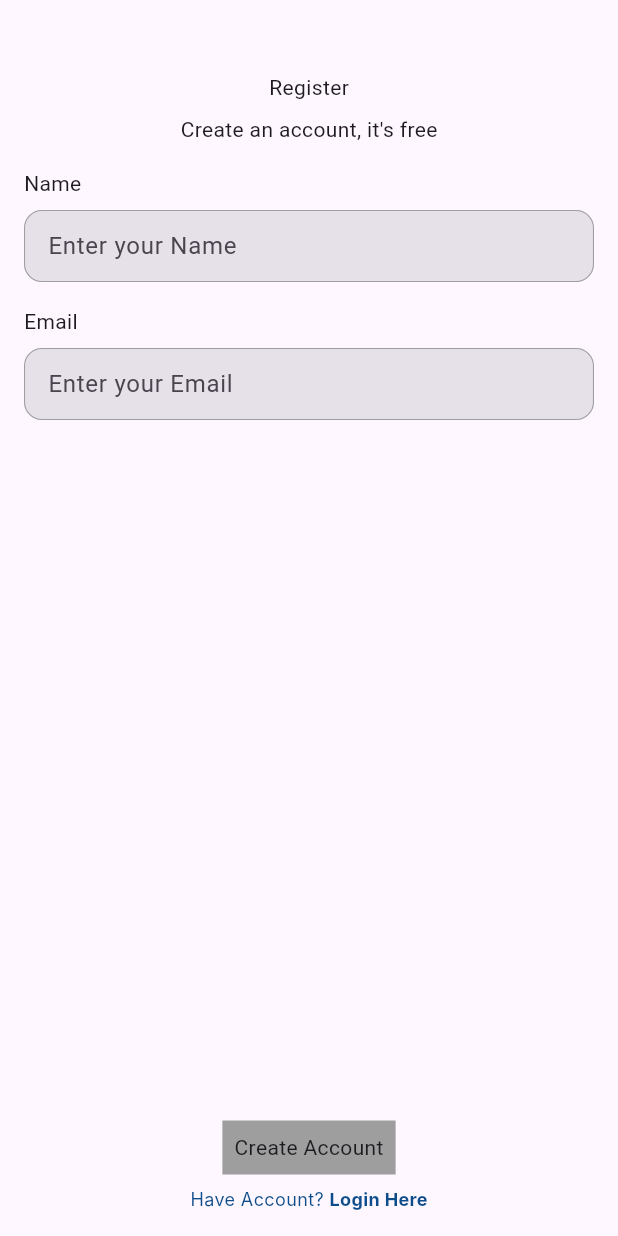
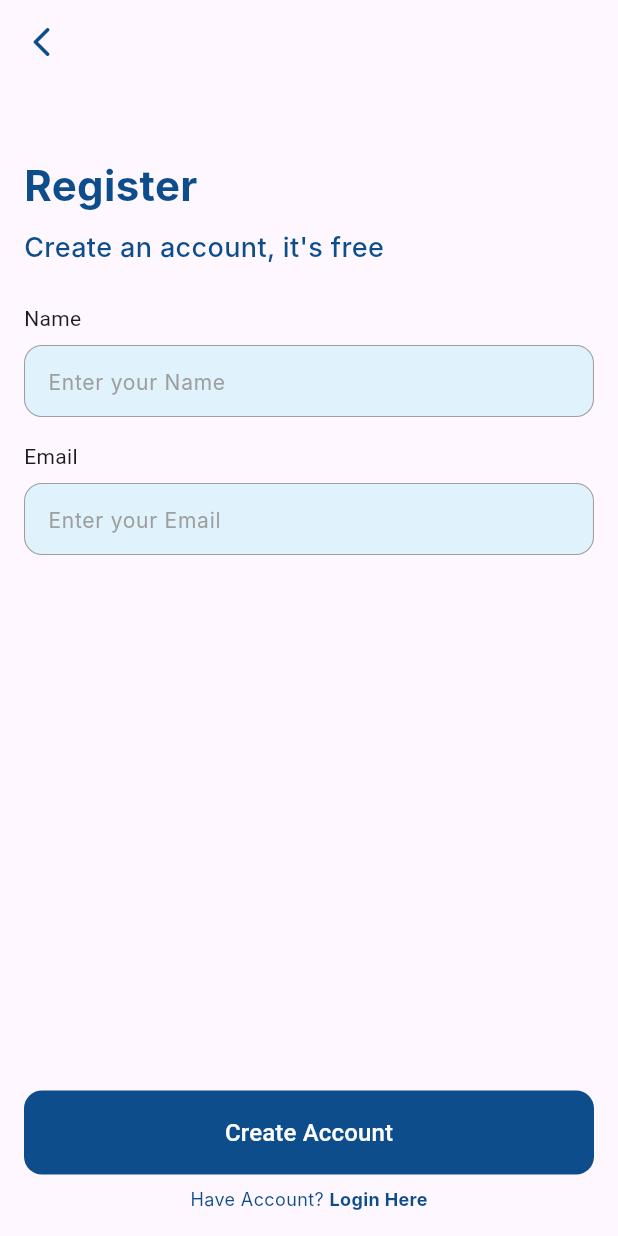
Before and after one commit to riezaferdi-bithealth/EassyPharmacy3, a Flutter app: the RegisterPage screen opened directly, on a phone screen of 412 x 824 dp. Run offline on Flutter 3.47's test engine with Material 3 defaults, Android fonts, the phone set to English and light mode, and no system bars; network calls fail; Roboto replaces fonts that are missing (Inter).

Commit message:
update login page and login_or_register page

```diff
--- a/Flutter/flutter_eassypharmacy/lib/core/config/app_constants.dart
+++ b/Flutter/flutter_eassypharmacy/lib/core/config/app_constants.dart
@@ -27,6 +27,7 @@ const String emailNotValid = "Your Email is not valid!";
 
 //login
 const String login = "Login";
+const String loginMessage = "Login to access everything";
 const String loginBottomMessageOne = "No Account? ";
 const String loginBottomMessageTwo = "Register Here";
 
--- a/Flutter/flutter_eassypharmacy/lib/core/config/app_numbers.dart
+++ b/Flutter/flutter_eassypharmacy/lib/core/config/app_numbers.dart
@@ -5,7 +5,9 @@ int indexStart = 0;
 const space8 = 8.0;
 const space12 = 12.0;
 const space16 = 16.0;
+const space24 = 24.0;
 const topBarPadding = 32.0;
+const topBarRegister = 64.0;
 
 //logo size
 const splashHeight = 120.0;
--- a/Flutter/flutter_eassypharmacy/lib/core/config/theme_helper.dart
+++ b/Flutter/flutter_eassypharmacy/lib/core/config/theme_helper.dart
@@ -65,6 +65,7 @@ class CompanyColors {
 }
 
 Color systemPrimaryColor = CompanyColors.primary[900]!;
+Color systemPrimary50Color = CompanyColors.primary[50]!;
 
 Color systemAccentColor = CompanyColors.accent[900]!;
 Color systemAccent500Color = CompanyColors.accent[500]!;
@@ -74,5 +75,6 @@ Color systemBlackColor = Colors.black;
 Color systemWhiteColor = Colors.white;
 
 Color systemGreyColor = Colors.grey;
+// Color? systemGrey50Color = Colors.grey[500];
 
 Color systemRedColor = Colors.red;
--- a/Flutter/flutter_eassypharmacy/lib/feature/features.dart
+++ b/Flutter/flutter_eassypharmacy/lib/feature/features.dart
@@ -5,3 +5,5 @@ export 'widgets/bottom_nav_bar.dart';
 export 'widgets/divider.dart';
 export 'widgets/listview_medicines.dart';
 export 'widgets/commons.dart';
+export 'widgets/formtextfield.dart';
+export 'widgets/button.dart';
--- a/Flutter/flutter_eassypharmacy/lib/feature/screen/login_or_register/register/register.dart
+++ b/Flutter/flutter_eassypharmacy/lib/feature/screen/login_or_register/register/register.dart
@@ -1,6 +1,7 @@
 import 'package:flutter/material.dart';
 import 'package:flutter_eassypharmacy/core/core.dart';
 import 'package:flutter_eassypharmacy/feature/features.dart';
+import 'package:flutter_eassypharmacy/feature/screen/login_or_register/login/login.dart';
 
 class RegisterPage extends StatelessWidget {
   RegisterPage({super.key});
@@ -41,34 +42,46 @@ class RegisterPage extends StatelessWidget {
   @override
   Widget build(BuildContext context) {
     return Scaffold(
-      body: Column(
-        mainAxisAlignment: MainAxisAlignment.spaceBetween,
-        children: [
-          Container(
-            padding: const EdgeInsets.all(space16),
-            child: topBarSection(),
+      appBar: AppBar(
+        leading: IconButton(
+          icon: Icon(
+            Icons.arrow_back_ios_rounded,
+            color: systemPrimaryColor,
           ),
-          bottomBarSection(context),
-        ],
+          onPressed: () {
+            Navigator.pop(context);
+          },
+        ),
+      ),
+      body: Padding(
+        padding: const EdgeInsets.all(space16),
+        child: Column(
+          mainAxisAlignment: MainAxisAlignment.spaceBetween,
+          children: [
+            topBarSection(),
+            bottomBarSection(context),
+          ],
+        ),
       ),
     );
   }
 
   Widget topBarSection() {
     return Column(
+      crossAxisAlignment: CrossAxisAlignment.start,
       children: [
         const ColumnDivider(padding: topBarPadding),
-        const Text(register),
+        Text(register, style: p28.primary.bold),
         const ColumnDivider(padding: space8),
-        const Text(registerMessage),
-        const ColumnDivider(padding: space16),
-        formInput(
+        Text(registerMessage, style: p18.primary.medium),
+        const ColumnDivider(padding: space24),
+        FormInput().text(
           name,
           nameMessage,
           nameController,
         ),
         const ColumnDivider(padding: space16),
-        formInput(
+        FormInput().text(
           email,
           emailMessage,
           emailController,
@@ -81,15 +94,17 @@ class RegisterPage extends StatelessWidget {
     return Column(
       mainAxisAlignment: MainAxisAlignment.center,
       children: [
-        GestureDetector(
-          onTap: () {
+        GeneralButton.text(
+          createAccount,
+          padding: const EdgeInsets.symmetric(vertical: space12),
+          buttonSize: ButtonSize.large,
+          backgroundColor: systemPrimaryColor,
+          width: double.infinity,
+          height: 56,
+          circular: space12,
+          onPressed: () {
             _submitRegister(context);
           },
-          child: Container(
-            color: systemGreyColor,
-            padding: const EdgeInsets.all(space8),
-            child: const Text(createAccount),
-          ),
         ),
         const ColumnDivider(padding: space8),
         Row(
@@ -99,57 +114,18 @@ class RegisterPage extends StatelessWidget {
               registerBottomMessageOne,
               style: p12.primary,
             ),
-            Text(
-              registerBottomMessageTwo,
-              style: p12.primary.bold,
+            GestureDetector(
+              onTap: () {
+                Navigator.push(context, MaterialPageRoute(builder: (context) {
+                  return LoginPage();
+                }));
+              },
+              child: Text(
+                registerBottomMessageTwo,
+                style: p12.primary.bold,
+              ),
             ),
           ],
-        ),
-        const ColumnDivider(padding: space16),
-      ],
-    );
-  }
-
-  Widget formInput(
-    String id,
-    String? message,
-    TextEditingController? controller,
-  ) {
-    return Column(
-      crossAxisAlignment: CrossAxisAlignment.start,
-      children: [
-        Text(id),
-        const ColumnDivider(padding: space8),
-        TextFormField(
-          // validator: _validatorForm,
-          // initialValue: "tes",
-          controller: controller,
-          // style: p14.black,
-          keyboardType: TextInputType.text,
-          decoration: InputDecoration(
-            //fillColor: systemAccent20Color,
-            //hoverColor: systemWhiteColor,
-            filled: true,
-            border: OutlineInputBorder(
-                borderRadius: BorderRadius.circular(space12)),
-            focusedBorder: OutlineInputBorder(
-                borderSide: BorderSide(
-                  color: systemPrimaryColor,
-                  width: 1,
-                ),
-                borderRadius: BorderRadius.circular(space12)),
-            enabledBorder: OutlineInputBorder(
-                borderSide: BorderSide(
-                  color: systemGreyColor,
-                  width: 0.7,
-                ),
-                borderRadius: BorderRadius.circular(space12)),
-            // hintStyle: p14.grey,
-            hintText: message,
-            isDense: true,
-            // contentPadding: paddingTextField,
-            // errorText: "Value Can't Be Empty",
-          ),
         ),
       ],
     );
--- /dev/null
+++ b/Flutter/flutter_eassypharmacy/lib/feature/widgets/formtextfield.dart
@@ -0,0 +1,60 @@
+
+import 'package:flutter/material.dart';
+import 'package:flutter_eassypharmacy/core/core.dart';
+import 'package:flutter_eassypharmacy/feature/features.dart';
+
+// class Form extends StatelessWidget {
+//   const Form({super.key});
+
+//   @override
+//   Widget build(BuildContext context) {
+//     return const Placeholder();
+//   }
+// }
+
+class FormInput {
+  Widget text(
+    String id,
+    String? message,
+    TextEditingController? controller,
+  ) {
+    return Column(
+      crossAxisAlignment: CrossAxisAlignment.start,
+      children: [
+        Text(id),
+        const ColumnDivider(padding: space8),
+        TextFormField(
+          // validator: _validatorForm,
+          // initialValue: "tes",
+          controller: controller,
+          // style: p14.black,
+          keyboardType: TextInputType.text,
+          decoration: InputDecoration(
+            fillColor: systemPrimary50Color,
+            //hoverColor: systemWhiteColor,
+            filled: true,
+            border: OutlineInputBorder(
+                borderRadius: BorderRadius.circular(space12)),
+            focusedBorder: OutlineInputBorder(
+                borderSide: BorderSide(
+                  color: systemPrimaryColor,
+                  width: 1,
+                ),
+                borderRadius: BorderRadius.circular(space12)),
+            enabledBorder: OutlineInputBorder(
+                borderSide: BorderSide(
+                  color: systemGreyColor,
+                  width: 0.7,
+                ),
+                borderRadius: BorderRadius.circular(space12)),
+            hintStyle: p14.grey,
+            hintText: message,
+            isDense: true,
+            // contentPadding: paddingTextField,
+            // errorText: "Value Can't Be Empty",
+          ),
+        ),
+      ],
+    );
+  }
+}
```
Also changed, not shown: Flutter/flutter_eassypharmacy/lib/feature/screen/login_or_register/login/login.dart (+105 -5 lines), Flutter/flutter_eassypharmacy/lib/feature/screen/login_or_register/login_or_register.dart (+23 -9 lines), Flutter/flutter_eassypharmacy/lib/feature/widgets/bottom_nav_bar.dart (+0 -7 lines), Flutter/flutter_eassypharmacy/lib/feature/widgets/button.dart (+37 -27 lines), Flutter/flutter_eassypharmacy/lib/core/config/lists.dart (line endings or trailing spaces).
